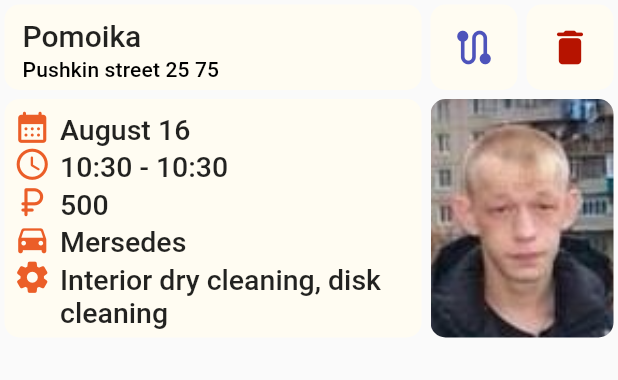
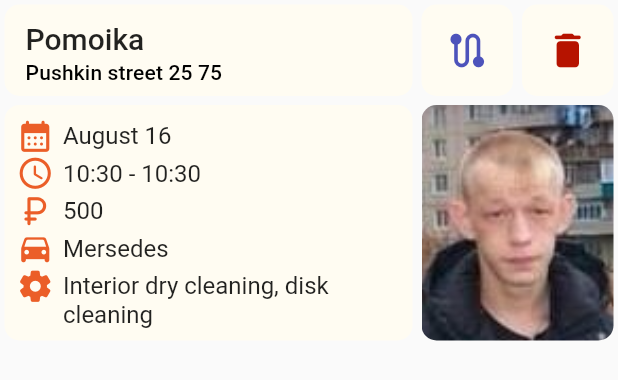
Before and after one commit to zhelemishsh/car_wash_frontend, a Flutter app: the AcceptedOrderPanel widget shown alone on an empty page, opened directly with empty values, on a phone screen of 412 x 824 dp. Shown: the top 380 px of the screen. Run offline on Flutter 3.47's test engine with Material 2 defaults, Android fonts, the phone set to English and light mode, and no system bars; our stand-ins replace carousel_slider, geolocator, screenshot; missing offline and left inert: great_circle_distance_calculator, yandex_mapkit.

Commit message:
refactor: add data panel

```diff
--- a/lib/theme/app_colors.dart
+++ b/lib/theme/app_colors.dart
@@ -11,7 +11,7 @@ abstract class AppColors {
   static const dirtyWhite = Color.fromRGBO(255, 252, 242, 1);
   static const lightGrey = Color.fromRGBO(204, 197, 185, 1);
   static const grey = Color.fromRGBO(64, 61, 57, 1);
-  static const darkGrey = Color.fromRGBO(37, 36, 34, 1);
+  static const black = Color.fromRGBO(37, 36, 34, 1);
   static const lightOrange = Color.fromRGBO(240, 134, 91, 1);
   static const orange = Color.fromRGBO(235, 94, 40, 1);
   static const darkRed = Color.fromRGBO(182, 19, 0, 1);
--- a/lib/views/accepted_order_panel/accepted_order_panel.dart
+++ b/lib/views/accepted_order_panel/accepted_order_panel.dart
@@ -1,5 +1,6 @@
 import 'package:car_wash_frontend/models/car_wash_offer.dart';
 import 'package:car_wash_frontend/models/wash_order.dart';
+import 'package:car_wash_frontend/views/stateless_views/data_panel.dart';
 import 'package:car_wash_frontend/views/stateless_views/marked_list.dart';
 import 'package:flutter/material.dart';
 import 'package:intl/intl.dart';
@@ -95,10 +96,10 @@ class AcceptedOrderPanelState extends State<AcceptedOrderPanel> {
   }
 
   Widget _carWashPositionPanel() {
-    return Container(
-      margin: const EdgeInsets.all(3),
+    return DataPanel(
+      margin: 3,
       child: MarkedList(
-        size: 25,
+        iconSize: 25,
         markedTexts: [
           MarkedTextData(
             text: _presenter.order.carWashName,
@@ -118,7 +119,7 @@ class AcceptedOrderPanelState extends State<AcceptedOrderPanel> {
       crossAxisAlignment: CrossAxisAlignment.stretch,
       mainAxisSize: MainAxisSize.min,
       children: [
-        _styledTextButton(
+        _styledButton(
           iconData: Icons.route_rounded,
           iconColor: AppColors.routeBlue,
           onPressed: () {
@@ -126,7 +127,7 @@ class AcceptedOrderPanelState extends State<AcceptedOrderPanel> {
             setState(() {});
           },
         ),
-        _styledTextButton(
+        _styledButton(
           iconData: Icons.delete_rounded,
           iconColor: AppColors.darkRed,
           onPressed: () {},
@@ -135,24 +136,16 @@ class AcceptedOrderPanelState extends State<AcceptedOrderPanel> {
     );
   }
 
-  Widget _styledTextButton({
+  Widget _styledButton({
     required IconData iconData,
     required Color iconColor,
     required Function() onPressed
   }) {
-    return Container(
-      width: 58,
-      margin: const EdgeInsets.all(3),
-      child: TextButton(
-        style: TextButton.styleFrom(
-          shape: RoundedRectangleBorder(
-            borderRadius: BorderRadius.circular(10),
-          ),
-          padding: const EdgeInsets.all(10),
-          backgroundColor: AppColors.dirtyWhite,
-          foregroundColor: iconColor,
-          iconColor: Colors.black,
-        ),
+    return SizedBox(
+      width: 67,
+      child: DataButtonPanel(
+        margin: 3,
+        splashColor: iconColor,
         onPressed: onPressed,
         child: Icon(
           iconData,
@@ -164,18 +157,19 @@ class AcceptedOrderPanelState extends State<AcceptedOrderPanel> {
   }
 
   Widget _orderInfoPanel() {
-    return Container(
-      margin: const EdgeInsets.all(3),
+    return DataPanel(
+      margin: 3,
       child: MarkedList(
-        size: 25,
+        textStyle: Theme.of(context).textTheme.titleMedium,
+        iconSize: 25,
         markedTexts: [
           MarkedTextData(
             text: DateFormat.MMMMd('en_US').format(_presenter.order.startTime),
             iconData: Icons.calendar_month_rounded,
           ),
           MarkedTextData(
-            text: "${TimeUtils.formatDateTime(_presenter.order.startTime)} - "
-                "${TimeUtils.formatDateTime(_presenter.order.endTime)}",
+            text: "${DateFormat.Hm().format(_presenter.order.startTime)} - "
+                "${DateFormat.Hm().format(_presenter.order.endTime)}",
             iconData: Icons.schedule_rounded,
           ),
           MarkedTextData(
--- /dev/null
+++ b/lib/views/stateless_views/data_panel.dart
@@ -0,0 +1,64 @@
+import 'package:flutter/material.dart';
+
+import '../../theme/app_colors.dart';
+
+class DataPanel extends StatelessWidget {
+  final Widget child;
+  final double margin;
+
+  const DataPanel({
+    Key? key,
+    required this.child,
+    this.margin = 0,
+  }) : super(key: key);
+
+  @override
+  Widget build(BuildContext context) {
+    return Container(
+      margin: EdgeInsets.all(margin),
+      padding: const EdgeInsets.all(8),
+      decoration: BoxDecoration(
+        borderRadius: BorderRadius.circular(10),
+        color: AppColors.dirtyWhite,
+      ),
+      child: child,
+    );
+  }
+}
+
+class DataButtonPanel extends StatelessWidget {
+  final Widget child;
+  final Function() onPressed;
+  final Color? splashColor;
+  final bool isToggled;
+  final double margin;
+
+  const DataButtonPanel({
+    Key? key,
+    required this.child,
+    required this.onPressed,
+    this.splashColor,
+    this.isToggled = false,
+    this.margin = 0,
+  }) : super(key: key);
+
+  @override
+  Widget build(BuildContext context) {
+    return Container(
+      margin: EdgeInsets.all(margin),
+      child: TextButton(
+        onPressed: onPressed,
+        child: child,
+        style: TextButton.styleFrom(
+          shape: RoundedRectangleBorder(
+            borderRadius: BorderRadius.circular(10),
+          ),
+          padding: const EdgeInsets.all(8),
+          backgroundColor: isToggled ? AppColors.lightOrange : AppColors.dirtyWhite,
+          foregroundColor: splashColor ?? AppColors.orange,
+          iconColor: AppColors.black,
+        ),
+      ),
+    );
+  }
+}
--- a/lib/views/stateless_views/marked_list.dart
+++ b/lib/views/stateless_views/marked_list.dart
@@ -1,29 +1,25 @@
 import 'package:car_wash_frontend/theme/app_colors.dart';
+import 'package:car_wash_frontend/views/stateless_views/data_panel.dart';
 import 'package:flutter/material.dart';
 
 class MarkedList extends StatelessWidget {
   final List<MarkedTextData> markedTexts;
-  final double size;
+  final double iconSize;
+  final TextStyle? textStyle;
 
   const MarkedList({
     Key? key,
+    this.textStyle,
     required this.markedTexts,
-    required this.size,
+    required this.iconSize,
   }) : super(key: key);
 
   @override
   Widget build(BuildContext context) {
-    return Container(
-      padding: const EdgeInsets.all(6),
-      decoration: BoxDecoration(
-        borderRadius: BorderRadius.circular(10),
-        color: AppColors.dirtyWhite,
-      ),
-      child: Column(
-        crossAxisAlignment: CrossAxisAlignment.start,
-        mainAxisSize: MainAxisSize.min,
-        children: _textWidgetsList(context),
-      )
+    return Column(
+      crossAxisAlignment: CrossAxisAlignment.start,
+      mainAxisSize: MainAxisSize.min,
+      children: _textWidgetsList(context),
     );
   }
 
@@ -34,8 +30,7 @@ class MarkedList extends StatelessWidget {
   }
 
   Widget _markedText(BuildContext context, MarkedTextData data) {
-    TextStyle textStyle = data.textStyle
-        ?? Theme.of(context).textTheme.titleLarge!.copyWith(fontSize: size - 6,);
+    TextStyle? style = data.textStyle ?? textStyle;
 
     return Row(
       crossAxisAlignment: CrossAxisAlignment.start,
@@ -44,7 +39,7 @@ class MarkedList extends StatelessWidget {
         Icon(
           data.iconData,
           color: AppColors.orange,
-          size: data.iconData != null ? size : 0,
+          size: data.iconData != null ? iconSize : 0,
         ),
         const SizedBox(width: 6,),
         Expanded(
@@ -52,7 +47,7 @@ class MarkedList extends StatelessWidget {
             padding: const EdgeInsets.only(top: 3),
             child: Text(
               data.text,
-              style: textStyle,
+              style: style,
             ),
           ),
         ),
```
Also changed, not shown: lib/views/offer_selection_panel/offer_selection_panel.dart (+2 -10 lines), lib/views/order_creation_panel/order_creation_panel.dart (+22 -39 lines).
